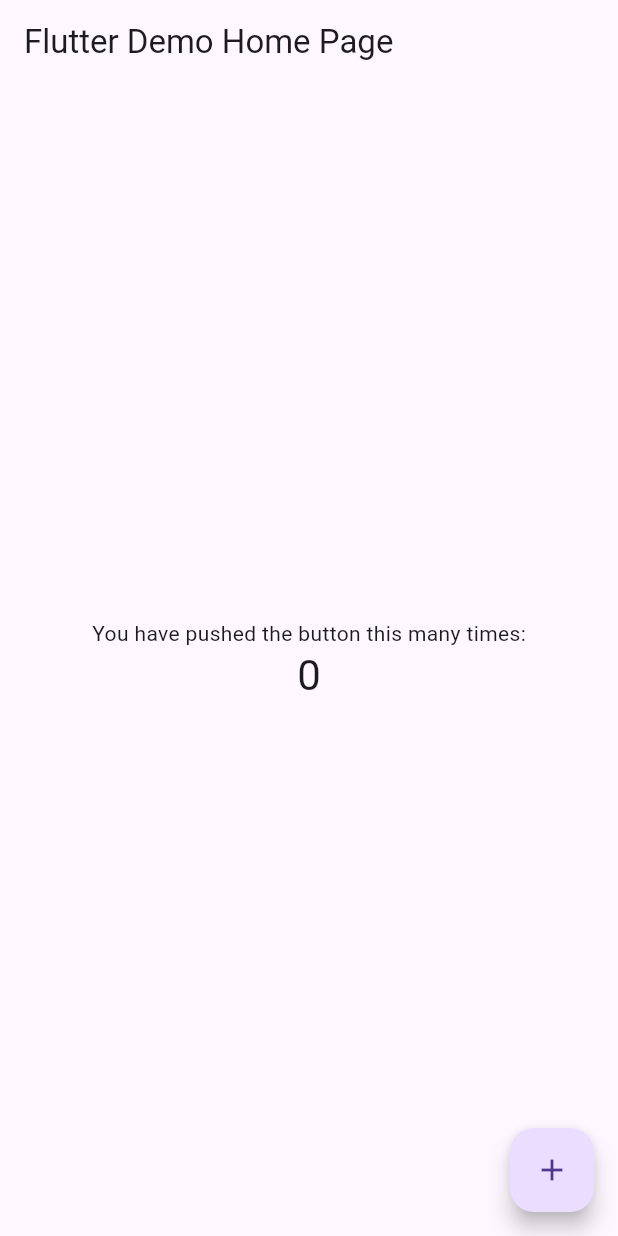
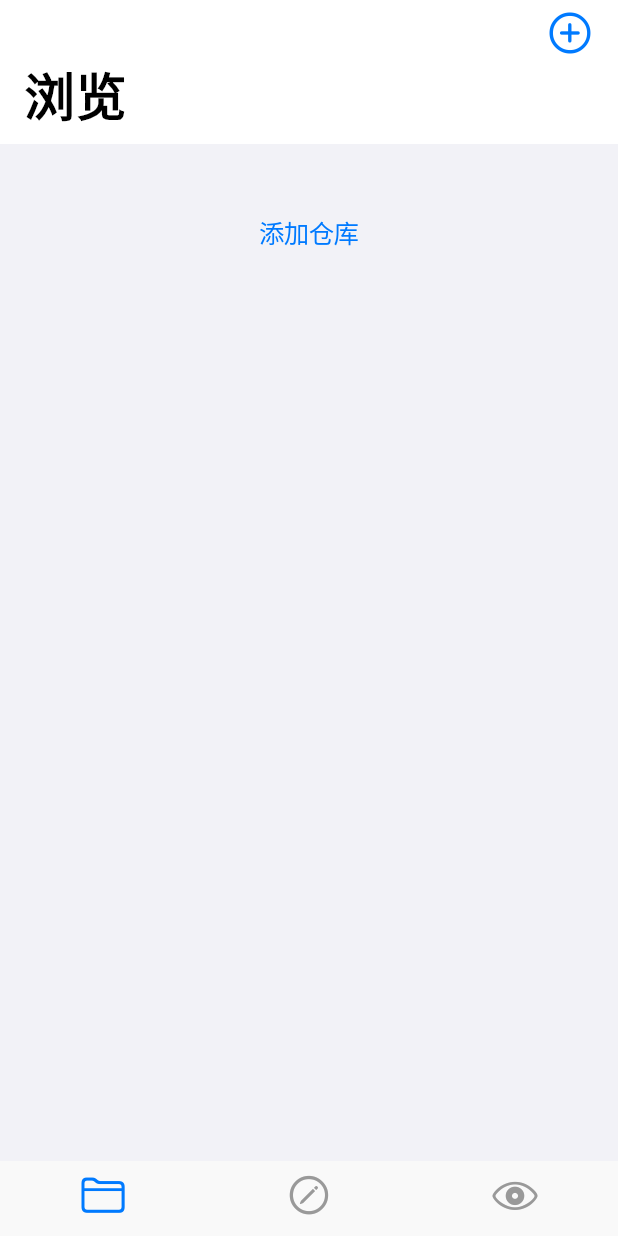
Before and after one commit to purocean/yank-note-flutter, a Flutter app: the screen it shows after launch, on a phone screen of 412 x 824 dp. Run offline on Flutter 3.47's test engine with Material 3 defaults, Android fonts, the phone set to English and light mode, and no system bars; our stand-ins replace flutter_slidable, fluttertoast, logger.

Commit message:
feat: add files

```diff
--- a/lib/main.dart
+++ b/lib/main.dart
@@ -1,113 +1,25 @@
-import 'package:flutter/material.dart';
+import 'package:flutter/cupertino.dart';
+import 'package:provider/provider.dart';
+import 'package:yank_note/services/state.dart';
+import 'package:yank_note/views/layout.dart';
 
-void main() {
-  runApp(MyApp());
+Future<void> main() async {
+  WidgetsFlutterBinding.ensureInitialized();
+
+  runApp(const YankNoteApp());
 }
 
-class MyApp extends StatelessWidget {
-  // This widget is the root of your application.
+class YankNoteApp extends StatelessWidget {
+  const YankNoteApp({super.key});
+
   @override
   Widget build(BuildContext context) {
-    return MaterialApp(
-      title: 'Flutter Demo',
-      theme: ThemeData(
-        // This is the theme of your application.
-        //
-        // Try running your application with "flutter run". You'll see the
-        // application has a blue toolbar. Then, without quitting the app, try
-        // changing the primarySwatch below to Colors.green and then invoke
-        // "hot reload" (press "r" in the console where you ran "flutter run",
-        // or simply save your changes to "hot reload" in a Flutter IDE).
-        // Notice that the counter didn't reset back to zero; the application
-        // is not restarted.
-        primarySwatch: Colors.blue,
-      ),
-      home: MyHomePage(title: 'Flutter Demo Home Page'),
+    return ChangeNotifierProvider(
+      create: (context) => appState,
+      child: const CupertinoApp(
+        title: 'Yank Note',
+        home: Layout(),
+      )
     );
   }
 }
-
-class MyHomePage extends StatefulWidget {
-  MyHomePage({Key key, this.title}) : super(key: key);
-
-  // This widget is the home page of your application. It is stateful, meaning
-  // that it has a State object (defined below) that contains fields that affect
-  // how it looks.
-
-  // This class is the configuration for the state. It holds the values (in this
-  // case the title) provided by the parent (in this case the App widget) and
-  // used by the build method of the State. Fields in a Widget subclass are
-  // always marked "final".
-
-  final String title;
-
-  @override
-  _MyHomePageState createState() => _MyHomePageState();
-}
-
-class _MyHomePageState extends State<MyHomePage> {
-  int _counter = 0;
-
-  void _incrementCounter() {
-    setState(() {
-      // This call to setState tells the Flutter framework that something has
-      // changed in this State, which causes it to rerun the build method below
-      // so that the display can reflect the updated values. If we changed
-      // _counter without calling setState(), then the build method would not be
-      // called again, and so nothing would appear to happen.
-      _counter++;
-    });
-  }
-
-  @override
-  Widget build(BuildContext context) {
-    // This method is rerun every time setState is called, for instance as done
-    // by the _incrementCounter method above.
-    //
-    // The Flutter framework has been optimized to make rerunning build methods
-    // fast, so that you can just rebuild anything that needs updating rather
-    // than having to individually change instances of widgets.
-    return Scaffold(
-      appBar: AppBar(
-        // Here we take the value from the MyHomePage object that was created by
-        // the App.build method, and use it to set our appbar title.
-        title: Text(widget.title),
-      ),
-      body: Center(
-        // Center is a layout widget. It takes a single child and positions it
-        // in the middle of the parent.
-        child: Column(
-          // Column is also a layout widget. It takes a list of children and
-          // arranges them vertically. By default, it sizes itself to fit its
-          // children horizontally, and tries to be as tall as its parent.
-          //
-          // Invoke "debug painting" (press "p" in the console, choose the
-          // "Toggle Debug Paint" action from the Flutter Inspector in Android
-          // Studio, or the "Toggle Debug Paint" command in Visual Studio Code)
-          // to see the wireframe for each widget.
-          //
-          // Column has various properties to control how it sizes itself and
-          // how it positions its children. Here we use mainAxisAlignment to
-          // center the children vertically; the main axis here is the vertical
-          // axis because Columns are vertical (the cross axis would be
-          // horizontal).
-          mainAxisAlignment: MainAxisAlignment.center,
-          children: <Widget>[
-            Text(
-              'You have pushed the button this many times:',
-            ),
-            Text(
-              '$_counter',
-              style: Theme.of(context).textTheme.headline4,
-            ),
-          ],
-        ),
-      ),
-      floatingActionButton: FloatingActionButton(
-        onPressed: _incrementCounter,
-        tooltip: 'Increment',
-        child: Icon(Icons.add),
-      ), // This trailing comma makes auto-formatting nicer for build methods.
-    );
-  }
-}
--- /dev/null
+++ b/lib/models/app_state.dart
@@ -0,0 +1,22 @@
+import 'package:flutter/foundation.dart';
+import 'package:json_annotation/json_annotation.dart';
+
+import 'repository.dart';
+
+part 'app_state.g.dart';
+
+@JsonSerializable()
+class AppState with ChangeNotifier {
+  var _repos = List<Repo>.empty(growable: true);
+
+  List<Repo> get repos => _repos;
+  set repos(List<Repo> value) {
+    _repos = value;
+    notifyListeners();
+  }
+
+  AppState();
+
+  static AppState? fromJson(dynamic json) => json == null ? null : _$AppStateFromJson(json);
+  Map<String, dynamic> toJson() => _$AppStateToJson(this);
+}
--- /dev/null
+++ b/lib/models/repository.dart
@@ -0,0 +1,22 @@
+import 'package:json_annotation/json_annotation.dart';
+
+part 'repository.g.dart';
+
+@JsonSerializable()
+class Repo {
+  final String name;
+  final String path;
+
+  Repo({required this.name, required this.path});
+
+  @override
+  int get hashCode => name.hashCode;
+
+  @override
+  bool operator ==(Object other) {
+    return other is Repo && other.name == name;
+  }
+
+  factory Repo.fromJson(Map<String, dynamic> json) => _$RepoFromJson(json);
+  Map<String, dynamic> toJson() => _$RepoToJson(this);
+}
--- /dev/null
+++ b/lib/services/state.dart
@@ -0,0 +1,3 @@
+import 'package:yank_note/models/app_state.dart';
+
+final appState = AppState();
--- /dev/null
+++ b/lib/support/helper.dart
@@ -0,0 +1,9 @@
+
+import 'package:flutter/services.dart';
+import 'package:fluttertoast/fluttertoast.dart';
+
+class Helper {
+  static const platform = MethodChannel('yank-note-message-channel');
+}
+
+const showToast = Fluttertoast.showToast;
--- /dev/null
+++ b/lib/views/browser.dart
@@ -0,0 +1,26 @@
+import 'package:flutter/cupertino.dart';
+import 'package:yank_note/views/files.dart';
+import 'package:yank_note/views/repos.dart';
+
+class Browser extends StatelessWidget {
+  const Browser({super.key});
+
+  @override
+  Widget build(BuildContext context) {
+    return CupertinoPageScaffold(
+      child: Navigator(
+        initialRoute: '/repos',
+        onGenerateRoute: (RouteSettings settings) {
+          switch (settings.name) {
+            case '/repos':
+              return CupertinoPageRoute(builder: (context) => Repos());
+            case '/files':
+              return CupertinoPageRoute(builder: (context) => Files(arguments: settings.arguments as Map));
+            default:
+              return null;
+          }
+        },
+      )
+    );
+  }
+}
--- /dev/null
+++ b/lib/views/layout.dart
@@ -0,0 +1,42 @@
+
+import 'package:flutter/cupertino.dart';
+import 'package:yank_note/views/browser.dart';
+
+List _views = [
+  const Browser(),
+  const CupertinoPageScaffold(
+    child: Center(
+      child: Text('编辑'),
+    ),
+  ),
+  const CupertinoPageScaffold(
+    child: Center(
+      child: Text('预览'),
+    ),
+  ),
+];
+
+class Layout extends StatelessWidget {
+  const Layout({super.key});
+
+  @override
+  Widget build(BuildContext context) {
+    return CupertinoTabScaffold(
+      tabBar: CupertinoTabBar(
+        border: null,
+        items: const <BottomNavigationBarItem> [
+          BottomNavigationBarItem(icon: Icon(CupertinoIcons.folder)),
+          BottomNavigationBarItem(icon: Icon(CupertinoIcons.pencil_circle)),
+          BottomNavigationBarItem(icon: Icon(CupertinoIcons.eye)),
+        ],
+      ),
+      tabBuilder: (BuildContext context, int index) {
+        return CupertinoTabView(
+          builder: (BuildContext context) {
+            return _views[index];
+          },
+        );
+      },
+    );
+  }
+}
--- /dev/null
+++ b/lib/views/repos.dart
@@ -0,0 +1,174 @@
+import 'package:flutter/cupertino.dart';
+import 'package:flutter/material.dart';
+import 'package:flutter_slidable/flutter_slidable.dart';
+import 'package:logger/logger.dart';
+import 'package:path/path.dart';
+import 'package:provider/provider.dart';
+import 'package:yank_note/models/app_state.dart';
+import 'package:yank_note/services/repository.dart';
+import 'package:yank_note/support/helper.dart';
+import 'package:yank_note/models/repository.dart';
+import 'package:yank_note/widgets/input_dialog.dart';
+
+class Repos extends StatelessWidget {
+  Repos({super.key});
+
+  final logger = Logger();
+
+  _addRepo(BuildContext context) async {
+    String path;
+    try {
+      path = await Helper.platform.invokeMethod('pick-folder');
+    } catch (e) {
+      logger.e('Failed to get folder path: ${e.toString()}');
+      showToast(msg: '获取文件夹路径失败');
+      rethrow;
+    }
+
+    final name = await showInputDialog(
+      // ignore: use_build_context_synchronously
+      context,
+      title: '添加仓库',
+      desc: '请输入仓库名',
+      defaultValue: basename(path)
+    );
+    if (name != null) {
+      addRepo(Repo(name: name, path: path));
+    }
+  }
+
+  _renameRepo(BuildContext context, Repo repo) async {
+    final name = await showInputDialog(
+      context,
+      title: '修改仓库名',
+      desc: '请输入新名字',
+      defaultValue: basename(repo.name)
+    );
+
+    if (name != null) {
+      renameRepo(repo, name);
+    }
+  }
+
+  _removeRepo(BuildContext context, Repo repo) {
+    showCupertinoDialog(
+      context: context,
+      builder: (BuildContext context) {
+        return CupertinoAlertDialog(
+          title: const Text('删除仓库'),
+          content: const Text('确定要删除这个仓库吗？'),
+          actions: <Widget>[
+            CupertinoDialogAction(
+              child: const Text('取消'),
+              onPressed: () {
+                // do nothing
+              },
+            ),
+            CupertinoDialogAction(
+              child: const Text('确定'),
+              onPressed: () {
+                removeRepo(repo);
+              },
+            ),
+          ],
+        );
+      },
+    );
+  }
+
+  _gotoFilesPage(BuildContext context, Repo repo) {
+    Navigator.pushNamed(context, '/files', arguments: {
+      'name': repo.name,
+      'path': repo.path
+    });
+  }
+
+  Widget _buildRepos (BuildContext context) {
+    return Consumer<AppState>(builder: (context, state, child) {
+      if (state.repos.isEmpty) {
+        return Center(child: CupertinoButton(child: const Text('添加仓库'), onPressed: () {
+          _addRepo(context);
+        }));
+      }
+
+      return Container(
+        margin: const EdgeInsets.fromLTRB(20, 0, 20, 0),
+        child: Column(
+          crossAxisAlignment: CrossAxisAlignment.start,
+          children: [
+            const Padding(
+              padding: EdgeInsets.only(left: 10, bottom: 10),
+              child: Text(
+                '仓库',
+                textScaler: TextScaler.linear(1.5),
+                style: TextStyle(fontWeight: FontWeight.w500)
+              ),
+            ),
+            Card(
+              elevation: 1,
+              clipBehavior: Clip.antiAliasWithSaveLayer,
+              shape: RoundedRectangleBorder(
+                borderRadius: BorderRadius.circular(10),
+              ),
+              child: Column(
+                children: state.repos.map((repo) => Slidable(
+                  endActionPane: ActionPane(motion: const ScrollMotion(), children: [
+                    SlidableAction(
+                      backgroundColor: CupertinoColors.systemGrey,
+                      icon: CupertinoIcons.ellipsis,
+                      onPressed: (context) => {
+                        _renameRepo(context, repo)
+                      },
+                    ),
+                    SlidableAction(
+                      backgroundColor: CupertinoColors.systemRed,
+                      icon: CupertinoIcons.delete,
+                      onPressed: (context) => {
+                        _removeRepo(context, repo)
+                      },
+                    ),
+                  ]),
+                  child: Container(
+                    width: double.infinity,
+                    decoration: const BoxDecoration(border: Border(bottom: BorderSide(width: 0.5, color: CupertinoColors.separator))),
+                    child: ListTile(
+                      dense: true,
+                      leading: const Icon(CupertinoIcons.tray, color: CupertinoColors.link),
+                      trailing: const Icon(CupertinoIcons.right_chevron),
+                      title: Text(repo.name, overflow: TextOverflow.ellipsis, style: const TextStyle(fontWeight: FontWeight.bold),),
+                      focusColor: Colors.red,
+                      onTap: () {
+                        _gotoFilesPage(context, repo);
+                      },
+                    ),
+                  ),
+                )).toList(),
+              )
+            )
+          ],
+        ),
+      );
+    });
+  }
+
+  @override
+  Widget build(BuildContext context) {
+    return Container(
+      color: CupertinoColors.secondarySystemBackground,
+      child: CustomScrollView(
+        slivers: [
+          CupertinoSliverNavigationBar(
+            largeTitle: const Text('浏览'),
+            backgroundColor: CupertinoColors.secondarySystemBackground.withOpacity(0.5),
+            trailing: GestureDetector(onTap: () {
+              _addRepo(context);
+            }, child: const Icon(CupertinoIcons.add_circled))
+          ),
+          SliverList(delegate: SliverChildListDelegate([
+            Container(padding: const EdgeInsets.only(top: 30), child: _buildRepos(context))
+          ]))
+        ],
+      )
+    );
+  }
+}
```
Also changed, not shown: analysis_options.yaml (added, +28 -0 lines), lib/services/repository.dart (added, +26 -0 lines), lib/support/files.dart (added, +13 -0 lines), lib/views/files.dart (added, +42 -0 lines), lib/widgets/input_dialog.dart (added, +85 -0 lines), pubspec.yaml (+28 -8 lines), lib/models/app_state.g.dart (added), lib/models/repository.g.dart (added), pubspec.lock, 49 other files.
